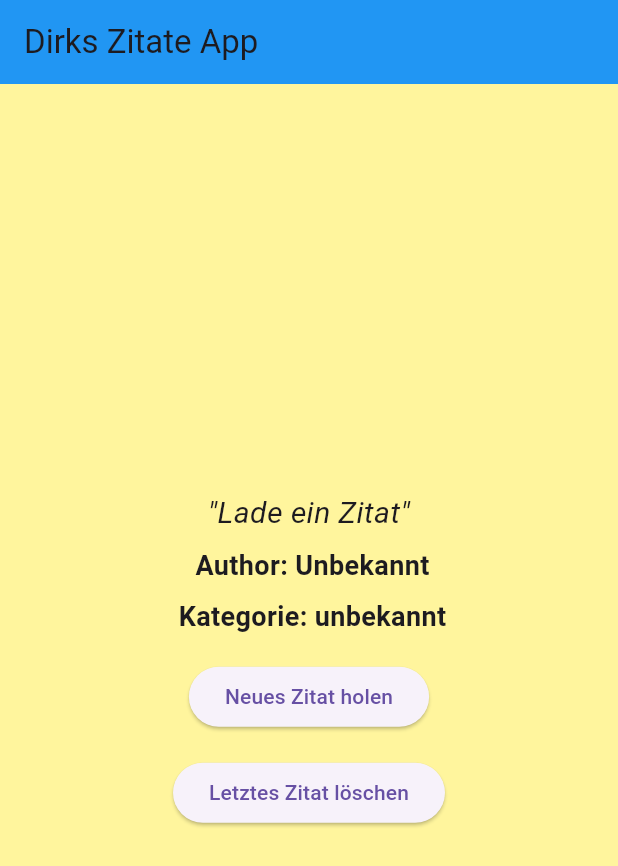
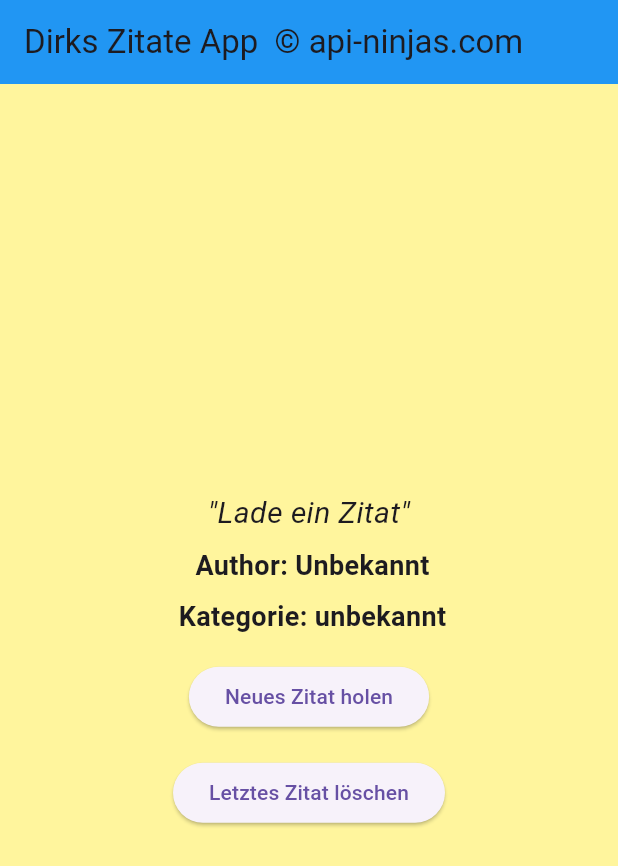
Before and after one commit to AkademieDirk/dirks_new_zitate_app, a Flutter app: the screen it shows after launch, on a phone screen of 412 x 824 dp. Shown: the top 866 px of the screen. Run offline on Flutter 3.47's test engine with Material 3 defaults, Android fonts, the phone set to English and light mode, and no system bars; our stand-ins replace shared_preferences.

Commit message:
copyright added

```diff
--- a/lib/main.dart
+++ b/lib/main.dart
@@ -107,7 +107,8 @@ class _QuoteSwitchScreenState extends State<QuoteSwitchScreen> {
     return Scaffold(
       backgroundColor: Colors.yellow.shade200,
       appBar: AppBar(
-          backgroundColor: Colors.blue, title: const Text("Dirks Zitate App")),
+          backgroundColor: Colors.blue,
+          title: const Text("Dirks Zitate App  © api-ninjas.com")),
       body: Padding(
         padding: const EdgeInsets.all(16.0),
         child: Column(
```
